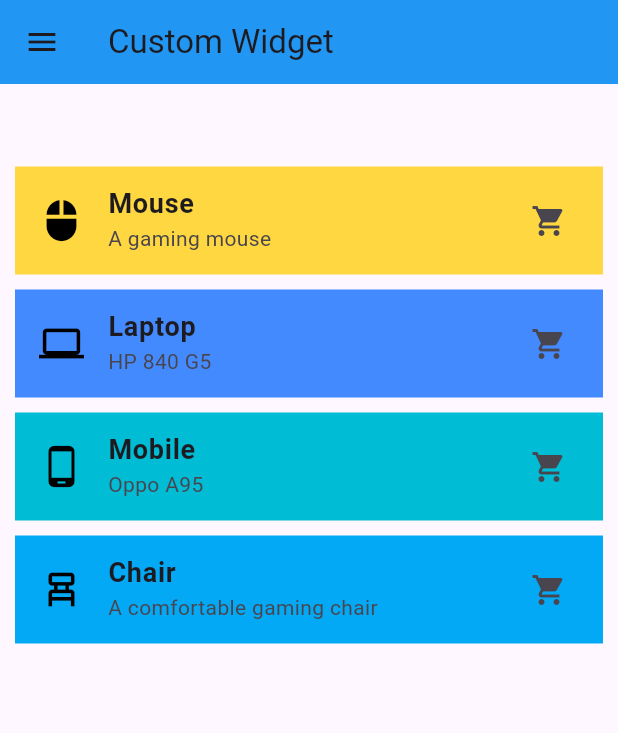
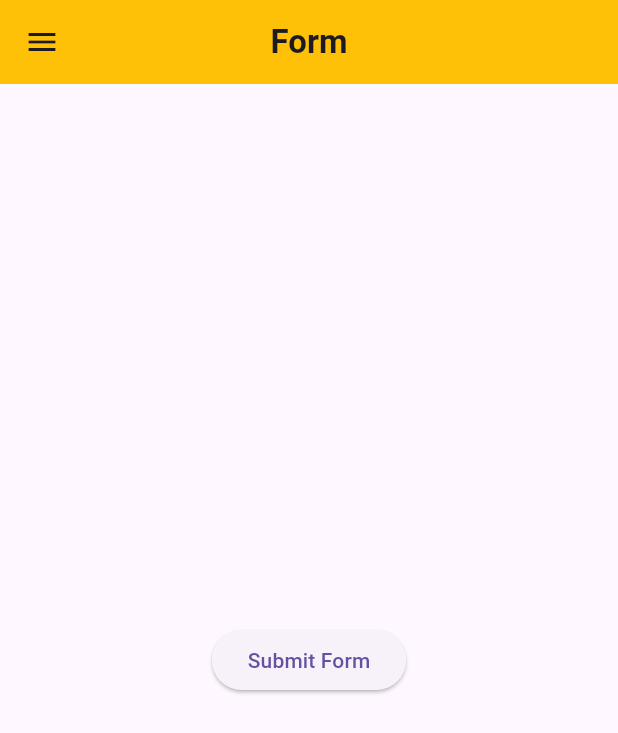
Before and after one commit to Tashfeen-Chohan/FLUTTER-T, a Flutter app: the screen it shows after launch, on a phone screen of 412 x 824 dp. Shown: the top 733 px of the screen. Run offline on Flutter 3.47's test engine with Material 3 defaults, Android fonts, the light colour scheme and no system bars.

Commit message:
Statefull Widget & Navigation

```diff
--- /dev/null
+++ b/lib/common/appbar.dart
@@ -0,0 +1,24 @@
+import 'package:flutter/material.dart';
+
+class MyAppBar extends StatelessWidget implements PreferredSizeWidget {
+  final String title;
+  final Color backgroundColor;
+
+  const MyAppBar(
+      {super.key, required this.title, this.backgroundColor = Colors.amber});
+
+  @override
+  Widget build(BuildContext context) {
+    return AppBar(
+      title: Text(
+        title,
+        style: const TextStyle(fontWeight: FontWeight.bold),
+      ),
+      backgroundColor: backgroundColor,
+      centerTitle: true,
+    );
+  }
+
+  @override
+  Size get preferredSize => const Size.fromHeight(kToolbarHeight);
+}
--- a/lib/main.dart
+++ b/lib/main.dart
@@ -1,8 +1,12 @@
+// ignore_for_file: unused_import
+
+import 'package:coding_with_t/screens/Form.dart';
 import 'package:coding_with_t/screens/container.dart';
 import 'package:coding_with_t/screens/custom_widget.dart';
 import 'package:coding_with_t/screens/dashboard.dart';
 import 'package:coding_with_t/screens/layout.dart';
 import 'package:coding_with_t/screens/listview.dart';
+import 'package:coding_with_t/screens/statefull_widget.dart';
 import 'package:flutter/material.dart';
 
 void main() {
@@ -21,7 +25,9 @@ class MainApp extends StatelessWidget {
       // home: ContainerScreen(),
       // home: LayoutScreen(),
       // home: ListViewScreen(),
-      home: CustomWidget(),
+      // home: CustomWidget(),
+      // home: StatefullWidget(),
+      home: FormScreen(),
     );
   }
 }
--- /dev/null
+++ b/lib/screens/Form.dart
@@ -0,0 +1,30 @@
+import 'package:coding_with_t/common/appbar.dart';
+import 'package:coding_with_t/common/drawer.dart';
+import 'package:coding_with_t/screens/details.dart';
+import 'package:flutter/material.dart';
+
+class FormScreen extends StatefulWidget {
+  const FormScreen({super.key});
+
+  @override
+  State<FormScreen> createState() => _FormScreenState();
+}
+
+class _FormScreenState extends State<FormScreen> {
+  @override
+  Widget build(BuildContext context) {
+    return Scaffold(
+      appBar: const MyAppBar(title: "Form"),
+      drawer: const MyDrawer(),
+      body: Center(
+        child: ElevatedButton(
+            onPressed: () {
+              Navigator.push(context, MaterialPageRoute(builder: (context) {
+                return const DetailsScreen();
+              }));
+            },
+            child: const Text("Submit Form")),
+      ),
+    );
+  }
+}
--- a/lib/screens/listview.dart
+++ b/lib/screens/listview.dart
@@ -4,15 +4,15 @@ import 'package:flutter/material.dart';
 class ListViewScreen extends StatelessWidget {
   ListViewScreen({super.key});
 
-  List<String> products = ["Bed", "Sofa", "Chair", "Table", "Laptop"];
-  List<String> productDetails = [
+  final List<String> products = ["Bed", "Sofa", "Chair", "Table", "Laptop"];
+  final List<String> productDetails = [
     "King size bed",
     "Comfortable sofa",
     "Gaming chair",
     "A dining table",
     "Hp 840 G5"
   ];
-  List<int> price = [2500, 2000, 1500, 1200, 7500];
+  final List<int> price = [2500, 2000, 1500, 1200, 7500];
 
   @override
   Widget build(BuildContext context) {
--- a/lib/widgets/listTile_widget.dart
+++ b/lib/widgets/listTile_widget.dart
@@ -19,8 +19,12 @@ class ListTileWidget extends StatelessWidget {
 
   @override
   Widget build(BuildContext context) {
-    return Padding(
-      padding: const EdgeInsets.symmetric(vertical: 5, horizontal: 10),
+    return Card(
+      child: Container(
+        margin: const EdgeInsets.symmetric(vertical: 5, horizontal: 10),
+        decoration: BoxDecoration(
+          borderRadius: BorderRadius.circular(10.0),
+        ),
         child: ListTile(
           leading: Icon(
             leadingIcon,
@@ -35,6 +39,7 @@ class ListTileWidget extends StatelessWidget {
           trailing: Icon(trailingIcon),
           tileColor: listTileColor,
         ),
+      ),
     );
   }
 }
```
Also changed, not shown: lib/screens/custom_widget.dart (+11 -1 lines), lib/screens/details.dart (added, +23 -0 lines), lib/screens/statefull_widget.dart (added, +47 -0 lines). Lines whose indentation alone changed are shown as unchanged.
